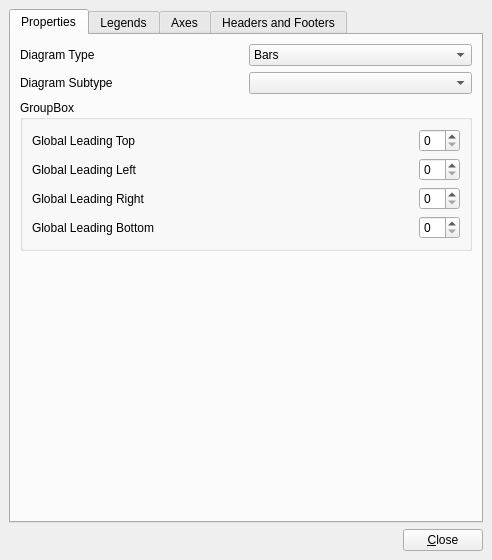
The window that plugins/kdchartchartdesignercustomeditor.ui (KDAB/KDChart) describes before a commit, drawn with Qt 5.
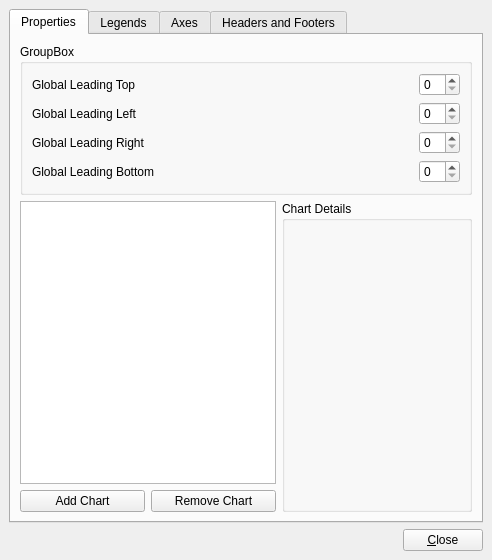
The same window after the commit. The open tabs and pages were chosen to show the change.

The edit to the form file:
```diff
--- a/plugins/kdchartchartdesignercustomeditor.ui
+++ b/plugins/kdchartchartdesignercustomeditor.ui
@@ -12,14 +12,14 @@
   <property name="windowTitle" >
    <string>Chart Properties</string>
   </property>
-  <layout class="QVBoxLayout" >
+  <layout class="QGridLayout" >
    <property name="margin" >
     <number>9</number>
    </property>
    <property name="spacing" >
     <number>6</number>
    </property>
-   <item>
+   <item row="0" column="0" >
     <widget class="QTabWidget" name="tabWidget" >
      <property name="currentIndex" >
       <number>3</number>
@@ -28,15 +28,15 @@
       <attribute name="title" >
        <string>Properties</string>
       </attribute>
-      <layout class="QVBoxLayout" >
+      <layout class="QGridLayout" >
        <property name="margin" >
         <number>9</number>
        </property>
        <property name="spacing" >
         <number>6</number>
        </property>
-       <item>
-        <layout class="QHBoxLayout" >
+       <item row="0" column="0" >
+        <layout class="QVBoxLayout" >
          <property name="margin" >
           <number>0</number>
          </property>
@@ -44,189 +44,198 @@
           <number>6</number>
          </property>
          <item>
-          <widget class="QLabel" name="mTypeLabel" >
-           <property name="text" >
-            <string>Diagram Type</string>
+          <widget class="QGroupBox" name="groupBox" >
+           <property name="title" >
+            <string>GroupBox</string>
            </property>
-           <property name="buddy" >
-            <cstring>mTypeCombo</cstring>
-           </property>
+           <layout class="QGridLayout" >
+            <property name="margin" >
+             <number>9</number>
+            </property>
+            <property name="spacing" >
+             <number>6</number>
+            </property>
+            <item row="0" column="0" >
+             <layout class="QHBoxLayout" >
+              <property name="margin" >
+               <number>0</number>
+              </property>
+              <property name="spacing" >
+               <number>6</number>
+              </property>
+              <item>
+               <layout class="QVBoxLayout" >
+                <property name="margin" >
+                 <number>0</number>
+                </property>
+                <property name="spacing" >
+                 <number>6</number>
+                </property>
+                <item>
+                 <widget class="QLabel" name="label_5" >
+                  <property name="text" >
+                   <string>Global Leading Top</string>
+                  </property>
+                 </widget>
+                </item>
+                <item>
+                 <widget class="QLabel" name="label_8" >
+                  <property name="text" >
+                   <string>Global Leading Left</string>
+                  </property>
+                 </widget>
+                </item>
+                <item>
+                 <widget class="QLabel" name="label_7" >
+                  <property name="text" >
+                   <string>Global Leading Right</string>
+                  </property>
+                 </widget>
+                </item>
+                <item>
+                 <widget class="QLabel" name="label_6" >
+                  <property name="text" >
+                   <string>Global Leading Bottom</string>
+                  </property>
+                 </widget>
+                </item>
+               </layout>
+              </item>
+              <item>
+               <layout class="QVBoxLayout" >
+                <property name="margin" >
+                 <number>0</number>
+                </property>
+                <property name="spacing" >
+                 <number>6</number>
+                </property>
+                <item>
+                 <spacer>
+                  <property name="orientation" >
+                   <enum>Qt::Horizontal</enum>
+                  </property>
+                  <property name="sizeHint" >
+                   <size>
+                    <width>40</width>
+                    <height>20</height>
+                   </size>
+                  </property>
+                 </spacer>
+                </item>
+                <item>
+                 <spacer>
+                  <property name="orientation" >
+                   <enum>Qt::Horizontal</enum>
+                  </property>
+                  <property name="sizeHint" >
+                   <size>
+                    <width>40</width>
+                    <height>20</height>
+                   </size>
+                  </property>
+                 </spacer>
+                </item>
+                <item>
+                 <spacer>
+                  <property name="orientation" >
+                   <enum>Qt::Horizontal</enum>
+                  </property>
+                  <property name="sizeHint" >
+                   <size>
+                    <width>40</width>
+                    <height>20</height>
+                   </size>
+                  </property>
+                 </spacer>
+                </item>
+                <item>
+                 <spacer>
+                  <property name="orientation" >
+                   <enum>Qt::Horizontal</enum>
+                  </property>
+                  <property name="sizeHint" >
+                   <size>
+                    <width>40</width>
+                    <height>20</height>
+                   </size>
+                  </property>
+                 </spacer>
+                </item>
+               </layout>
+              </item>
+              <item>
+               <layout class="QVBoxLayout" >
+                <property name="margin" >
+                 <number>0</number>
+                </property>
+                <property name="spacing" >
+                 <number>6</number>
+                </property>
+                <item>
+                 <widget class="QSpinBox" name="mGlobalLeadingTopSB" />
+                </item>
+                <item>
+                 <widget class="QSpinBox" name="mGlobalLeadingLeftSB" />
+                </item>
+                <item>
+                 <widget class="QSpinBox" name="mGlobalLeadingRightSB" />
+                </item>
+                <item>
+                 <widget class="QSpinBox" name="mGlobalLeadingBottomSB" />
+                </item>
+               </layout>
+              </item>
+             </layout>
+            </item>
+           </layout>
           </widget>
          </item>
          <item>
-          <widget class="QComboBox" name="mTypeCombo" >
+          <layout class="QHBoxLayout" >
+           <property name="margin" >
+            <number>0</number>
+           </property>
+           <property name="spacing" >
+            <number>6</number>
+           </property>
            <item>
-            <property name="text" >
-             <string>Bars</string>
-            </property>
+            <layout class="QGridLayout" >
+             <property name="margin" >
+              <number>0</number>
+             </property>
+             <property name="spacing" >
+              <number>6</number>
+             </property>
+             <item row="1" column="0" >
+              <widget class="QPushButton" name="mAddChartBtn" >
+               <property name="text" >
+                <string>Add Chart</string>
+               </property>
+              </widget>
+             </item>
+             <item row="1" column="1" >
+              <widget class="QPushButton" name="mRemoveChartBtn" >
+               <property name="text" >
+                <string>Remove Chart</string>
+               </property>
+              </widget>
+             </item>
+             <item row="0" column="0" colspan="2" >
+              <widget class="QListWidget" name="mChartList" />
+             </item>
+            </layout>
            </item>
            <item>
-            <property name="text" >
-             <string>Lines</string>
-            </property>
+            <widget class="QGroupBox" name="mChartDetailsGroup" >
+             <property name="title" >
+              <string>Chart Details</string>
+             </property>
+            </widget>
            </item>
-           <item>
-            <property name="text" >
-             <string>Pie</string>
-            </property>
-           </item>
-           <item>
-            <property name="text" >
-             <string>Ring</string>
-            </property>
-           </item>
-           <item>
-            <property name="text" >
-             <string>Polar</string>
-            </property>
-           </item>
-          </widget>
+          </layout>
          </item>
         </layout>
        </item>
-       <item>
-        <layout class="QHBoxLayout" >
-         <property name="margin" >
-          <number>0</number>
-         </property>
-         <property name="spacing" >
-          <number>6</number>
-         </property>
-         <item>
-          <widget class="QLabel" name="mSubTypeLabel" >
-           <property name="text" >
-            <string>Diagram Subtype</string>
-           </property>
-           <property name="buddy" >
-            <cstring>mSubTypeCombo</cstring>
-           </property>
-          </widget>
-         </item>
-         <item>
-          <widget class="QComboBox" name="mSubTypeCombo" />
-         </item>
-        </layout>
-       </item>
-       <item>
-        <widget class="QGroupBox" name="groupBox" >
-         <property name="title" >
-          <string>GroupBox</string>
-         </property>
-         <layout class="QGridLayout" >
-          <property name="margin" >
-           <number>9</number>
-          </property>
-          <property name="spacing" >
-           <number>6</number>
-          </property>
-          <item row="1" column="3" >
-           <widget class="QSpinBox" name="mGlobalLeadingLeftSB" />
-          </item>
-          <item row="2" column="0" >
-           <widget class="QLabel" name="label_7" >
-            <property name="text" >
-             <string>Global Leading Right</string>
-            </property>
-           </widget>
-          </item>
-          <item row="2" column="3" >
-           <widget class="QSpinBox" name="mGlobalLeadingRightSB" />
-          </item>
-          <item row="1" column="1" colspan="2" >
-           <spacer>
-            <property name="orientation" >
-             <enum>Qt::Horizontal</enum>
-            </property>
-            <property name="sizeHint" >
-             <size>
-              <width>40</width>
-              <height>20</height>
-             </size>
-            </property>
-           </spacer>
-          </item>
-          <item row="0" column="2" >
-           <spacer>
-            <property name="orientation" >
-             <enum>Qt::Horizontal</enum>
-            </property>
-            <property name="sizeHint" >
-             <size>
-              <width>40</width>
-              <height>20</height>
-             </size>
-            </property>
-           </spacer>
-          </item>
-          <item row="3" column="3" >
-           <widget class="QSpinBox" name="mGlobalLeadingBottomSB" />
-          </item>
-          <item row="0" column="0" >
-           <widget class="QLabel" name="label_5" >
-            <property name="text" >
-             <string>Global Leading Top</string>
-            </property>
-           </widget>
-          </item>
-          <item row="0" column="3" >
-           <widget class="QSpinBox" name="mGlobalLeadingTopSB" />
-          </item>
-          <item row="3" column="2" >
-           <spacer>
-            <property name="orientation" >
-             <enum>Qt::Horizontal</enum>
-            </property>
-            <property name="sizeHint" >
-             <size>
-              <width>40</width>
-              <height>20</height>
-             </size>
-            </property>
-           </spacer>
-          </item>
-          <item row="2" column="2" >
-           <spacer>
-            <property name="orientation" >
-             <enum>Qt::Horizontal</enum>
-            </property>
-            <property name="sizeHint" >
-             <size>
-              <width>40</width>
-              <height>20</height>
-             </size>
-            </property>
-           </spacer>
-          </item>
-          <item row="3" column="0" colspan="2" >
-           <widget class="QLabel" name="label_6" >
-            <property name="text" >
-             <string>Global Leading Bottom</string>
-            </property>
-           </widget>
-          </item>
-          <item row="1" column="0" >
-           <widget class="QLabel" name="label_8" >
-            <property name="text" >
-             <string>Global Leading Left</string>
-            </property>
-           </widget>
-          </item>
-         </layout>
-        </widget>
-       </item>
-       <item>
-        <spacer>
-         <property name="orientation" >
-          <enum>Qt::Vertical</enum>
-         </property>
-         <property name="sizeHint" >
-          <size>
-           <width>20</width>
-           <height>40</height>
-          </size>
-         </property>
-        </spacer>
-       </item>
       </layout>
      </widget>
      <widget class="QWidget" name="mLegendsTab" >
@@ -372,7 +381,7 @@
      </widget>
     </widget>
    </item>
-   <item>
+   <item row="1" column="0" >
     <layout class="QHBoxLayout" >
      <property name="margin" >
       <number>0</number>
```
Left out of the diff: 2 changed lines with no effect on the pictures.
